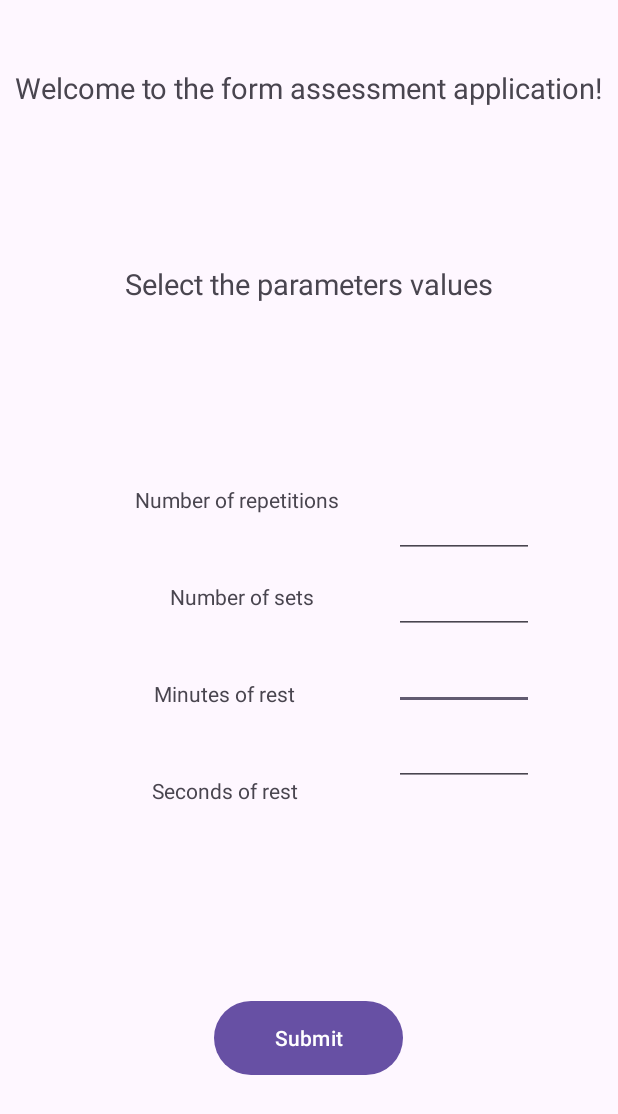
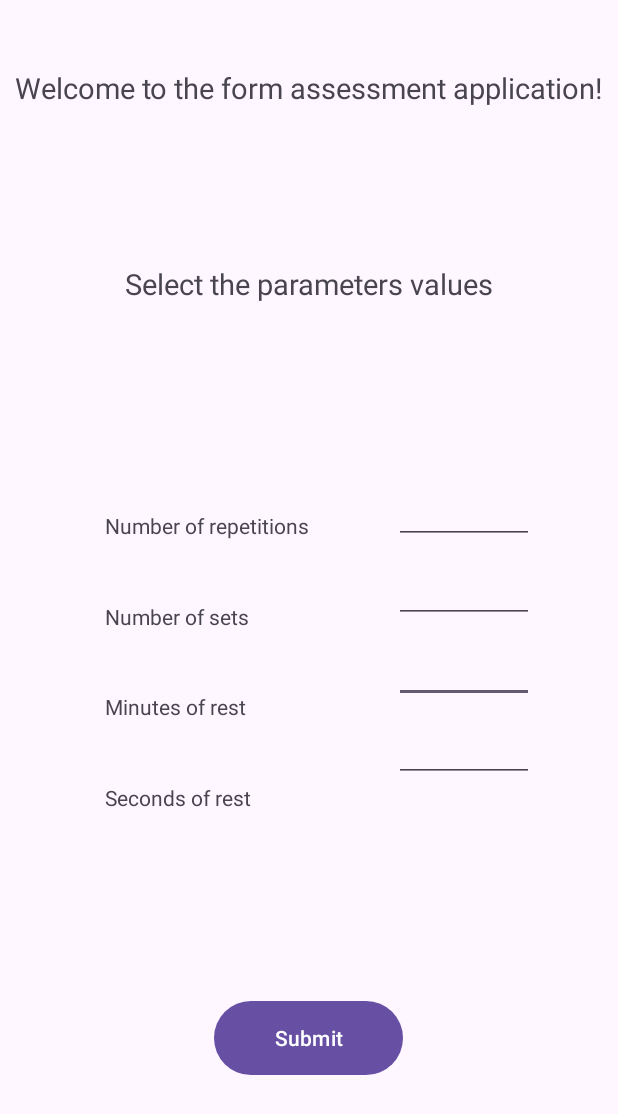
Before and after one commit to dominicofthebears/Self-Counting-Repetitions, an Android app: the screen it shows after launch (MainActivity), on a phone screen of 412 x 824 dp. Shown: the top 1114 px of the screen. Run offline under Robolectric (Android 15) with nearby library versions, the phone set to English and light mode, and no system bars.

Commit message:
Fixed parameters passing

```diff
--- a/app/src/main/AndroidManifest.xml
+++ b/app/src/main/AndroidManifest.xml
@@ -2,6 +2,10 @@
 <manifest xmlns:android="http://schemas.android.com/apk/res/android"
     xmlns:tools="http://schemas.android.com/tools">
 
+    <uses-feature
+            android:name="android.hardware.camera"
+            android:required="false" />
+    <uses-permission android:name="android.permission.CAMERA" />
     <application
         android:allowBackup="true"
         android:dataExtractionRules="@xml/data_extraction_rules"
@@ -21,6 +25,7 @@
                 <category android:name="android.intent.category.LAUNCHER" />
             </intent-filter>
         </activity>
+        <activity android:name=".CameraActivity" android:exported="true"/>
     </application>
 
 </manifest>
--- a/app/src/main/res/layout/activity_main.xml
+++ b/app/src/main/res/layout/activity_main.xml
@@ -67,10 +67,10 @@
             android:id="@+id/editTextNumber5"
             android:layout_marginEnd="56dp"
             app:layout_constraintEnd_toEndOf="parent"
-            android:layout_marginTop="130dp"
-            app:layout_constraintTop_toBottomOf="@+id/textView2"
             android:layout_marginBottom="5dp"
-            app:layout_constraintBottom_toTopOf="@+id/editTextNumber4" />
+            app:layout_constraintBottom_toTopOf="@+id/editTextNumber4"
+            app:layout_constraintTop_toTopOf="parent"
+            android:layout_marginTop="320dp" />
 
     <EditText
             android:layout_width="93dp"
@@ -91,15 +91,12 @@
             android:layout_width="wrap_content"
             android:layout_height="wrap_content"
             android:id="@+id/textView4"
-            android:layout_marginTop="96dp"
-            app:layout_constraintTop_toBottomOf="@+id/textView2"
-            app:layout_constraintEnd_toStartOf="@+id/editTextNumber5"
-            android:layout_marginEnd="12dp"
             app:layout_constraintStart_toStartOf="parent"
-            android:layout_marginStart="90dp"
-            app:layout_constraintHorizontal_bias="0.0"
+            android:layout_marginStart="70dp"
             android:layout_marginBottom="10dp"
-            app:layout_constraintBottom_toTopOf="@+id/textView5" />
+            app:layout_constraintBottom_toTopOf="@+id/textView5"
+            app:layout_constraintTop_toTopOf="parent"
+            android:layout_marginTop="320dp" />
 
     <TextView
             android:text="Number of sets"
@@ -108,11 +105,8 @@
             android:id="@+id/textView5"
             android:layout_marginTop="10dp"
             app:layout_constraintTop_toBottomOf="@+id/textView4"
-            app:layout_constraintEnd_toStartOf="@+id/editTextNumber4"
-            android:layout_marginEnd="53dp"
             app:layout_constraintStart_toStartOf="parent"
-            android:layout_marginStart="90dp"
-            app:layout_constraintHorizontal_bias="1.0"
+            android:layout_marginStart="70dp"
             android:layout_marginBottom="10dp"
             app:layout_constraintBottom_toTopOf="@+id/textView6" />
 
@@ -124,9 +118,7 @@
             android:layout_marginTop="10dp"
             app:layout_constraintTop_toBottomOf="@+id/textView5"
             app:layout_constraintStart_toStartOf="parent"
-            android:layout_marginStart="90dp"
-            app:layout_constraintEnd_toStartOf="@+id/editTextNumber3"
-            android:layout_marginEnd="53dp"
+            android:layout_marginStart="70dp"
             android:layout_marginBottom="10dp"
             app:layout_constraintBottom_toTopOf="@+id/textView7" />
 
@@ -138,12 +130,10 @@
             android:layout_marginTop="10dp"
             app:layout_constraintTop_toBottomOf="@+id/textView6"
             app:layout_constraintStart_toStartOf="parent"
-            android:layout_marginStart="90dp"
+            android:layout_marginStart="70dp"
             app:layout_constraintBottom_toBottomOf="parent"
             android:layout_marginBottom="262dp"
-            app:layout_constraintVertical_bias="0.644"
-            app:layout_constraintEnd_toStartOf="@+id/editTextNumber"
-            android:layout_marginEnd="53dp" />
+            app:layout_constraintVertical_bias="0.644" />
 
     <Button
             android:text="Submit"
```
Also changed, not shown: app/src/main/java/com/example/android/cameraapplication/CameraActivity.kt (+10 -9 lines).
